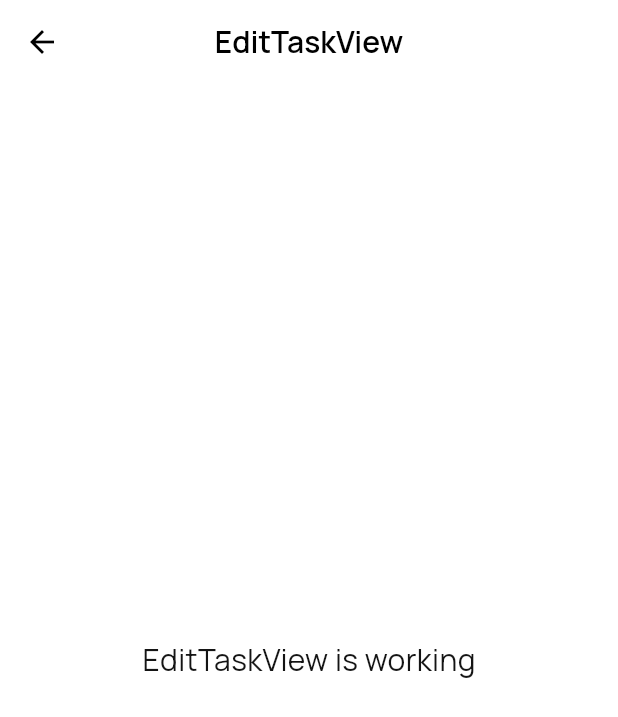
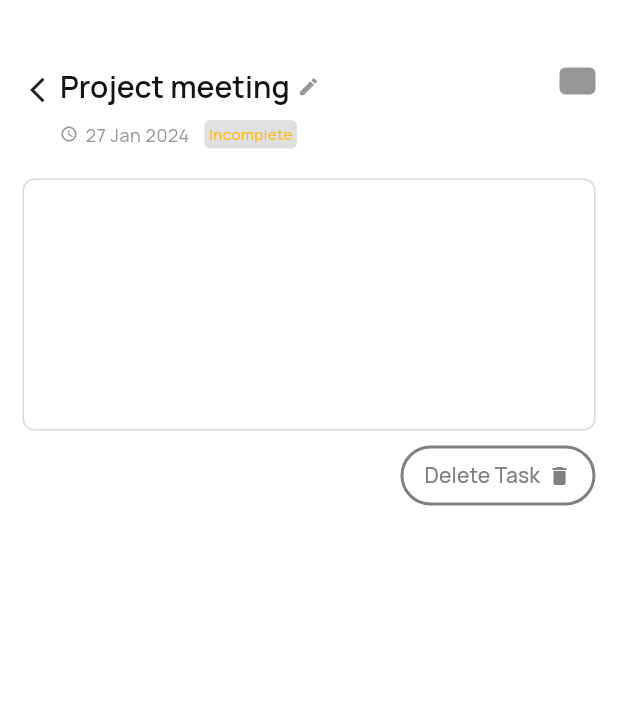
Before and after one commit to Zobayer-Mahmud/task_tracker, a Flutter app: the EditTaskView screen opened by its route, on a phone screen of 412 x 824 dp. Shown: the top 717 px of the screen. Run offline on Flutter 3.47's test engine with Material 3 defaults, Android fonts, the phone set to English and light mode, and no system bars; our stand-ins replace cached_network_image, dio, fluttertoast, gap, get, get_storage and 4 more; accounts and stored records are empty; network calls fail.

Commit message:
edit icon

```diff
--- a/lib/app/modules/app_widgets/task_item/task_item_widget.dart
+++ b/lib/app/modules/app_widgets/task_item/task_item_widget.dart
@@ -19,7 +19,9 @@ class TaskItemWidget extends StatelessWidget {
 
   @override
   Widget build(BuildContext context) {
-    return Container(
+    return GestureDetector(
+      onTap: onItemTap,
+      child: Container(
         height: MediaQuery.of(context).size.height * 0.18,
         width: double.infinity,
         padding: const EdgeInsets.all(8.0),
@@ -110,6 +112,7 @@ class TaskItemWidget extends StatelessWidget {
             )
           ],
         ),
+      ),
     );
   }
 }
--- a/lib/app/modules/editTask/controllers/edit_task_controller.dart
+++ b/lib/app/modules/editTask/controllers/edit_task_controller.dart
@@ -1,23 +1,10 @@
+import 'package:flutter/cupertino.dart';
 import 'package:get/get.dart';
 
 class EditTaskController extends GetxController {
-  //TODO: Implement EditTaskController
+  bool isCompleted = false;
 
-  final count = 0.obs;
-  @override
-  void onInit() {
-    super.onInit();
-  }
+  TextEditingController description = TextEditingController();
 
-  @override
-  void onReady() {
-    super.onReady();
-  }
-
-  @override
-  void onClose() {
-    super.onClose();
-  }
-
-  void increment() => count.value++;
+  void onDeleteTap() {}
 }
--- a/lib/app/modules/editTask/views/edit_task_view.dart
+++ b/lib/app/modules/editTask/views/edit_task_view.dart
@@ -1,24 +1,161 @@
 import 'package:flutter/material.dart';
+import 'package:gap/gap.dart';
 
 import 'package:get/get.dart';
+import 'package:intl/intl.dart';
+import 'package:task_tracker/app/common/app_colors.dart';
 
 import '../controllers/edit_task_controller.dart';
 
-class EditTaskView extends GetView<EditTaskController> {
+class EditTaskView extends StatelessWidget {
   const EditTaskView({Key? key}) : super(key: key);
   @override
   Widget build(BuildContext context) {
-    return Scaffold(
-      appBar: AppBar(
-        title: const Text('EditTaskView'),
-        centerTitle: true,
-      ),
-      body: const Center(
-        child: Text(
-          'EditTaskView is working',
-          style: TextStyle(fontSize: 20),
+    return GetBuilder<EditTaskController>(builder: (controller) {
+      return Scaffold(
+        body: ListView(
+          padding: const EdgeInsets.all(15),
+          children: [
+            const Gap(30),
+            Row(
+              crossAxisAlignment: CrossAxisAlignment.start,
+              mainAxisAlignment: MainAxisAlignment.start,
+              children: [
+                GestureDetector(
+                    onTap: () => Get.back(),
+                    child: const Padding(
+                      padding: EdgeInsets.only(left: 5, top: 5),
+                      child: Icon(
+                        Icons.arrow_back_ios,
+                        size: 20,
+                      ),
+                    )),
+                Expanded(
+                  child: Column(
+                    mainAxisAlignment: MainAxisAlignment.start,
+                    crossAxisAlignment: CrossAxisAlignment.start,
+                    children: [
+                      Row(
+                        children: [
+                          Text(
+                            "Project meeting",
+                            textAlign: TextAlign.start,
+                            style: Theme.of(context).textTheme.titleLarge,
+                          ),
+                          const Gap(5),
+                          const Icon(
+                            Icons.edit,
+                            size: 15,
+                            color: AppColors.dustyGrey,
+                          ),
+                        ],
+                      ),
+                      const Gap(10),
+                      Row(
+                        children: [
+                          const Icon(
+                            Icons.watch_later_outlined,
+                            size: 12,
+                            color: AppColors.dustyGrey,
+                          ),
+                          const Gap(5),
+                          Text(
+                            DateFormat('dd MMM yyyy').format(DateTime.now()),
+                            style:
+                                Theme.of(context).textTheme.bodySmall?.copyWith(
+                                      color: AppColors.dustyGrey,
+                                    ),
+                          ),
+                          const Gap(10),
+                          Container(
+                            padding: const EdgeInsets.all(3),
+                            decoration: BoxDecoration(
+                                color: AppColors.dustyGrey.withOpacity(0.3),
+                                borderRadius: BorderRadius.circular(4)),
+                            child: Text(
+                              controller.isCompleted
+                                  ? "Complete"
+                                  : "Incomplete",
+                              style: Theme.of(context)
+                                  .textTheme
+                                  .bodySmall
+                                  ?.copyWith(
+                                    color: controller.isCompleted
+                                        ? const Color(0xff61E064)
+                                        : const Color(0xffFBBC04),
+                                    fontSize: 10,
+                                  ),
+                            ),
+                          ),
+                        ],
+                      ),
+                    ],
+                  ),
+                ),
+                const Gap(5),
+                Container(
+                  decoration: BoxDecoration(
+                      color: controller.isCompleted
+                          ? const Color(0xff61E064)
+                          : AppColors.dustyGrey,
+                      // color: const Color(0xff61E064),
+                      borderRadius: BorderRadius.circular(4)),
+                  padding:
+                      const EdgeInsets.symmetric(horizontal: 5.0, vertical: 2),
+                  child: Icon(
+                    Icons.check,
+                    // color: Colors.white,
+                    color: controller.isCompleted
+                        ? Colors.white
+                        : Colors.transparent,
+                    size: 14,
+                  ),
+                )
+              ],
+            ),
+            const Gap(20),
+            TextFormField(
+              controller: controller.description,
+              minLines: 7,
+              maxLines: 10,
+            ),
+            Gap(10),
+            Row(
+              mainAxisAlignment: MainAxisAlignment.end,
+              children: [
+                GestureDetector(
+                  onTap: controller.onDeleteTap,
+                  child: Container(
+                    padding:
+                        const EdgeInsets.symmetric(horizontal: 14, vertical: 8),
+                    decoration: BoxDecoration(
+                      border: Border.all(color: const Color(0xff808080), width: 2),
+                      borderRadius: BorderRadius.circular(28),
+                    ),
+                    child: Row(
+                      children: [
+                        Text(
+                          "Delete Task",
+                          style: Theme.of(context)
+                              .textTheme
+                              .titleSmall
+                              ?.copyWith(color: const Color(0xff808080)),
+                        ),
+                        const Gap(5),
+                        const Icon(
+                          Icons.delete,
+                          color: Color(0xff808080),
+                          size: 16,
+                        ),
+                      ],
+                    ),
+                  ),
+                ),
+              ],
+            )
+          ],
         ),
-      ),
-    );
+      );
+    });
   }
 }
--- a/lib/app/modules/home/controllers/home_controller.dart
+++ b/lib/app/modules/home/controllers/home_controller.dart
@@ -5,4 +5,8 @@ class HomeController extends GetxController {
   void goToAddTask() {
     Get.toNamed(Routes.ADD_TASK);
   }
+
+  void onItemTap() {
+    Get.toNamed(Routes.EDIT_TASK);
+  }
 }
--- a/lib/app/modules/home/views/home_view.dart
+++ b/lib/app/modules/home/views/home_view.dart
@@ -200,6 +200,7 @@ class HomeView extends StatelessWidget {
                           "fafja adasdkhjad adsakhdhadh adsmahdahdsa daslfhafnaf asfkhapf fashfopsaf ",
                       taskDate: DateTime.now(),
                       isCompleted: true,
+                      onItemTap: controller.onItemTap,
                     ),
                   );
                 })
@@ -207,7 +208,7 @@ class HomeView extends StatelessWidget {
         ),
         floatingActionButton: ElevatedButton(
           onPressed: controller.goToAddTask,
-          child: Container(
+          child: SizedBox(
             width: 100,
             child: Row(
               children: [
```
Lines whose indentation alone changed are shown as unchanged.
